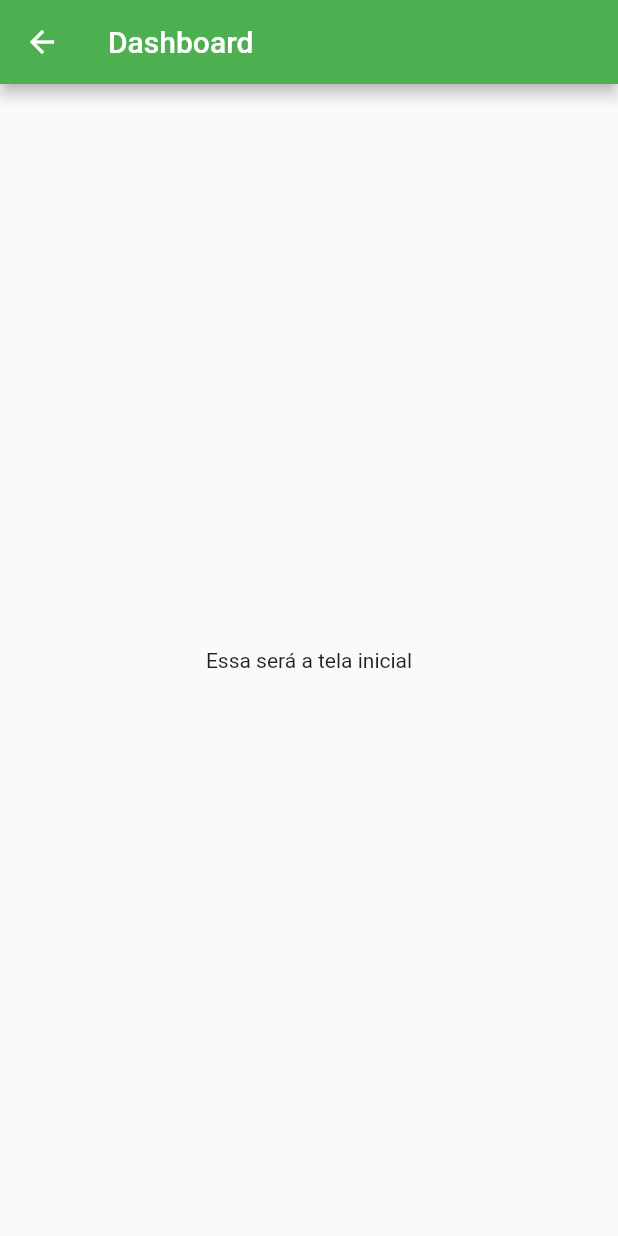
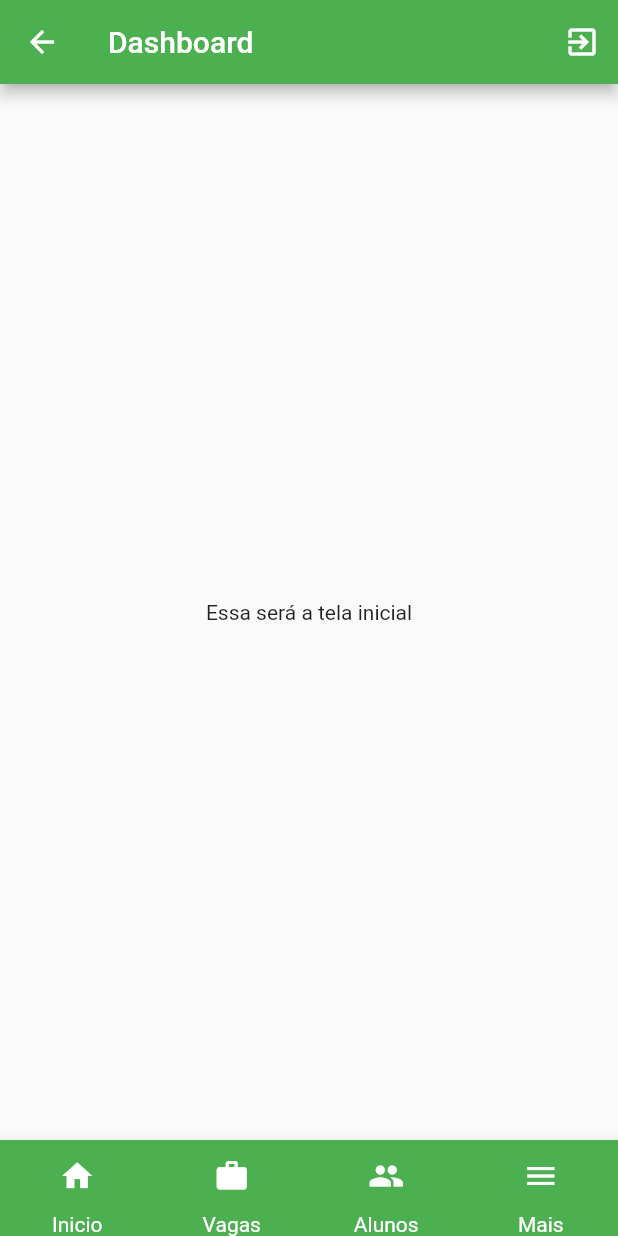
Before and after one commit to Itallo007/bia, a Flutter app: the Dashboard screen opened by its route, on a phone screen of 412 x 824 dp. Run offline on Flutter 3.47's test engine with Material 2 defaults, Android fonts, the phone set to English and light mode, and no system bars.

Commit message:
Creates the bottomAppBar

```diff
--- a/lib/dashboard/dashboard.dart
+++ b/lib/dashboard/dashboard.dart
@@ -1,4 +1,3 @@
-
 import 'package:flutter/material.dart';
 
 class Dashboard extends StatefulWidget {
@@ -14,10 +13,75 @@ class _DashboardState extends State<Dashboard> {
   @override
   Widget build(BuildContext context) {
     return Scaffold(
-      appBar: AppBar(title: Text("Dashboard")),
-      body: Center(
-        child: Text(widget.message)
+      appBar: AppBar(
+        title: Text("Dashboard"),
+        actions: [
+          IconButton(
+              icon: const Icon(Icons.exit_to_app),
+              onPressed: () {
+                Navigator.of(context).pushReplacementNamed('/');
+              })
+        ],
       ),
+      body: Center(child: Text(widget.message)),
+      bottomNavigationBar: BottomAppBar(
+          color: Colors.green,
+          child: IconTheme(
+            data: IconThemeData(color: Colors.white),
+            child: Row(
+              mainAxisAlignment: MainAxisAlignment.spaceAround,
+              children: <Widget>[
+                Column(
+                  mainAxisSize: MainAxisSize.min,
+                  mainAxisAlignment: MainAxisAlignment.center,
+                  children: [
+                    IconButton(
+                      tooltip: 'Inicio',
+                      icon: Icon(Icons.home),
+                      onPressed: () {},
+                    ),
+                    Text('Inicio', style: TextStyle(color: Colors.white),)
+                  ],
+                ),
+                Column(
+                  mainAxisSize: MainAxisSize.min,
+                  mainAxisAlignment: MainAxisAlignment.center,
+                  children: [
+                    IconButton(
+                      tooltip: 'Vagas',
+                      icon: Icon(Icons.work),
+                      onPressed: () {},
+                    ),
+                    Text('Vagas', style: TextStyle(color: Colors.white),)
+                  ],
+                ),
+                Column(
+                  mainAxisSize: MainAxisSize.min,
+                  mainAxisAlignment: MainAxisAlignment.center,
+                  children: [
+                    IconButton(
+                      tooltip: 'Alunos',
+                      icon: Icon(Icons.group),
+                      onPressed: () {},
+                    ),
+                    Text('Alunos', style: TextStyle(color: Colors.white),)
+                  ],
+                ),
+                Column(
+                  mainAxisSize: MainAxisSize.min,
+                  mainAxisAlignment: MainAxisAlignment.center,
+                  children: [
+                    IconButton(
+                      tooltip: 'Mais',
+                      icon: Icon(Icons.menu),
+                      onPressed: () {},
+                    ),
+                    Text('Mais', style: TextStyle(color: Colors.white),)
+                  ],
+                ),
+              ],
+            ),
+          )),
     );
   }
 }
```
